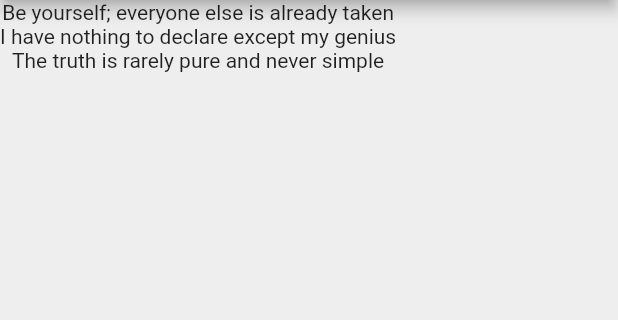
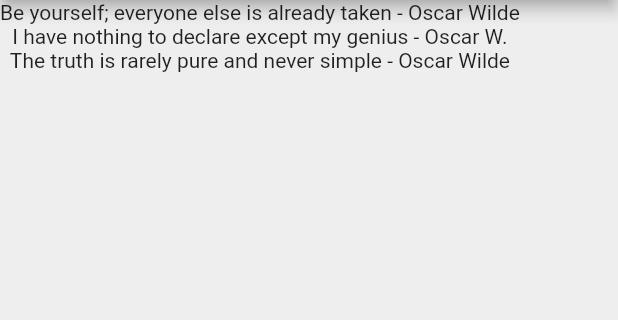
Before and after one commit to MasterCoookie/quotes, a Flutter app: the screen it shows after launch, on a phone screen of 412 x 824 dp, the part 84-404 px from its top. Run offline on Flutter 3.47's test engine with Material 2 defaults, Android fonts, the phone set to English and light mode, and no system bars.

Commit message:
custom classes

```diff
--- a/lib/main.dart
+++ b/lib/main.dart
@@ -1,4 +1,5 @@
 import 'package:flutter/material.dart';
+import 'quote.dart';
 
 void main() =>runApp(MaterialApp(
   home: QuoteList(),
@@ -11,10 +12,10 @@ class QuoteList extends StatefulWidget {
 
 class _QuoteListState extends State<QuoteList> {
 
-  List<String> quotes = [
-    'Be yourself; everyone else is already taken',
-    'I have nothing to declare except my genius',
-    'The truth is rarely pure and never simple'
+  List<Quote> quotes = [
+    Quote(author: 'Oscar Wilde', text: 'Be yourself; everyone else is already taken'),
+    Quote(author: 'Oscar W.', text: 'I have nothing to declare except my genius'),
+    Quote(author: 'Oscar Wilde', text: 'The truth is rarely pure and never simple')
   ];
 
   @override
@@ -27,7 +28,7 @@ class _QuoteListState extends State<QuoteList> {
         backgroundColor: Colors.redAccent,
       ),
       body: Column(
-        children: quotes.map((quote) => Text(quote)).toList(),
+        children: quotes.map((quote) => Text('${quote.text} - ${quote.author}')).toList(),
       ),
     );
   }
--- /dev/null
+++ b/lib/quote.dart
@@ -0,0 +1,7 @@
+class Quote {
+
+  String text;
+  String author;
+
+  Quote({ this.text, this.author });
+}
```
